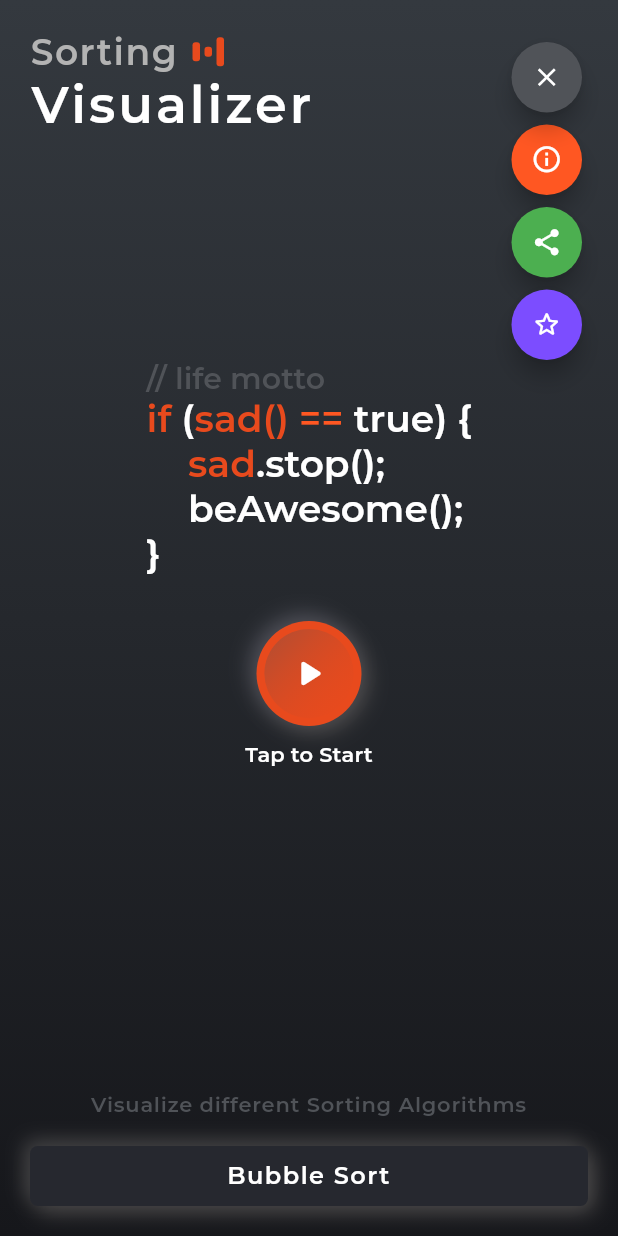
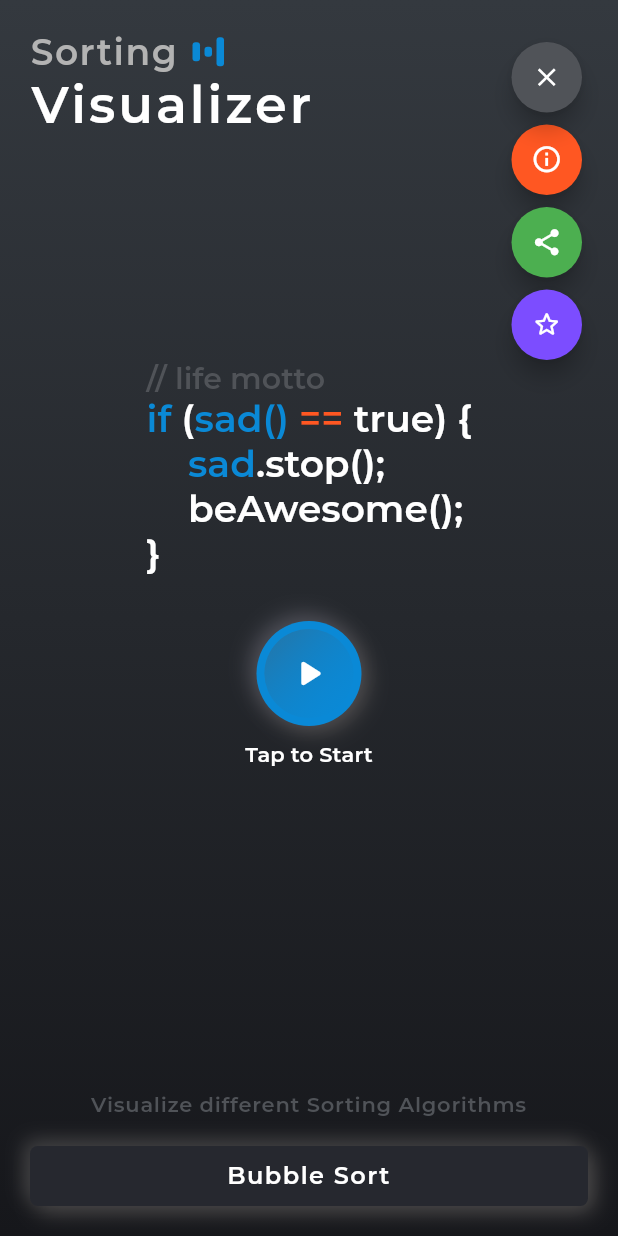
Before and after one commit to roshan9419/Sortlizer, a Flutter app: the screen it shows after launch, on a phone screen of 412 x 824 dp. Run offline on Flutter 3.47's test engine with Material 2 defaults, Android fonts, the phone set to English and light mode, and no system bars; our stand-ins replace animated_text_kit, auto_route, flutter_highlight, flutter_svg, get_it, injectable and 3 more.

Commit message:
Theme UI Changes

```diff
--- a/lib/main.dart
+++ b/lib/main.dart
@@ -33,7 +33,7 @@ class MyApp extends StatelessWidget {
       theme: ThemeData(
         primarySwatch: Colors.blue,
         accentColor: Color(0xffB3B3B3),
-        primaryColor: orangeThemeColor,
+        primaryColor: blueThemeColor,
         visualDensity: VisualDensity.adaptivePlatformDensity,
         fontFamily: 'Montserrat',
         canvasColor: darkBackgroundFinish
--- a/lib/ui/views/sorting_detailed_view.dart
+++ b/lib/ui/views/sorting_detailed_view.dart
@@ -123,6 +123,7 @@ class _StepByStepHistoryList extends ViewModelWidget<SortingDetailedViewModel> {
 
   List<Widget> _buildCells({List<int> numbers,
     bool isIndexes = false,
+    Color indexColor = Colors.white,
     bool isHighlightRow = false}) {
     return List.generate(
       numbers.length,
@@ -135,7 +136,7 @@ class _StepByStepHistoryList extends ViewModelWidget<SortingDetailedViewModel> {
             child: Text(
               numbers[index].toString(),
               style: TextStyle(
-                  color: isIndexes ? blueThemeColor : Colors.white,
+                  color: isIndexes ? indexColor : Colors.white,
                   fontSize: 10),
             ),
           ),
@@ -229,6 +230,7 @@ class _StepByStepHistoryList extends ViewModelWidget<SortingDetailedViewModel> {
                     children: _buildCells(
                         numbers: getList(),
                         isIndexes: true,
+                        indexColor: Theme.of(context).primaryColor,
                         isHighlightRow: false),
                   ),
                   Flexible(
@@ -245,7 +247,7 @@ class _StepByStepHistoryList extends ViewModelWidget<SortingDetailedViewModel> {
                   trackItem.algoTrack.sortTrack.length)
                 TextButton(
                     onPressed: () => model.loadMore(trackItem),
-                    child: Text('Load more'))
+                    child: Text('Load more', style: TextStyle(color: Theme.of(context).primaryColor),))
             ],
           ),
         )
--- a/lib/ui/views/visualizer_view.dart
+++ b/lib/ui/views/visualizer_view.dart
@@ -179,6 +179,7 @@ class BuildBottomDraggableSheet extends ViewModelWidget<VisualizerViewModel> {
                   child: Slider(
                       value: model.sliderValue,
                       divisions: 10,
+                      activeColor: Theme.of(context).primaryColor,
                       onChanged: (val) {
                         model.updateSpeed(val);
                       }),
```
